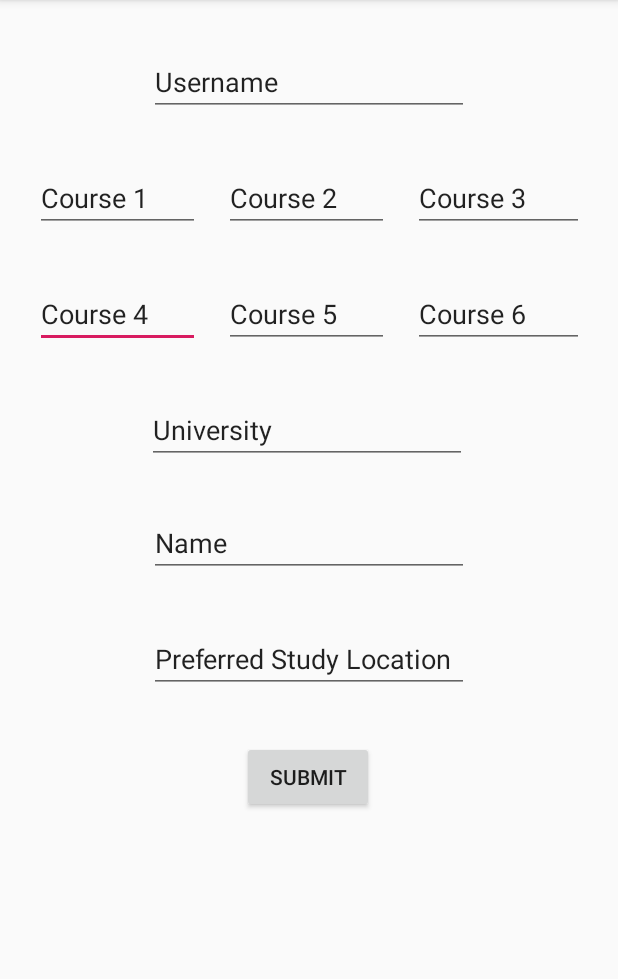
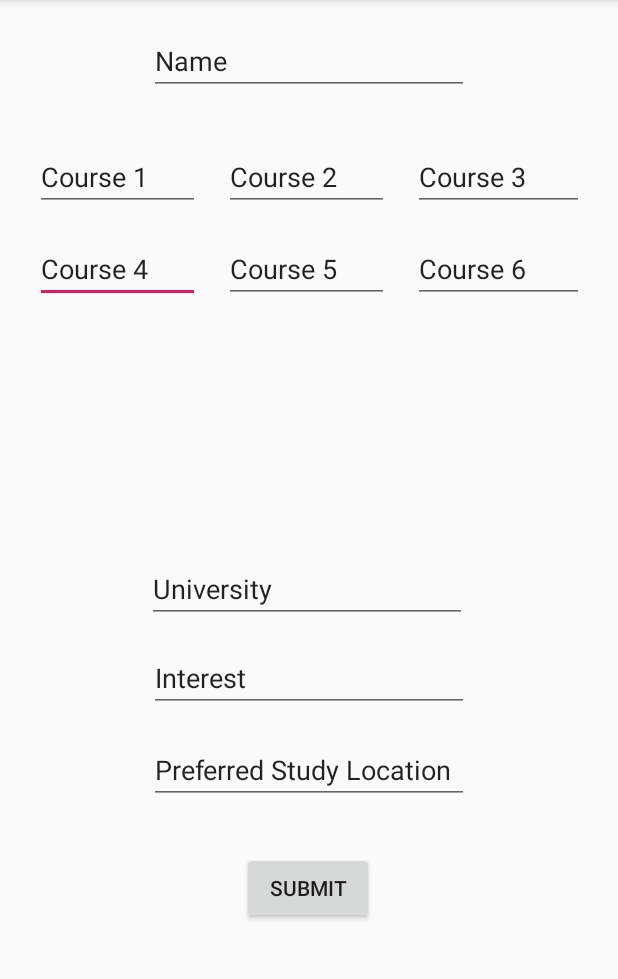
Before and after one commit to Hahlio/Cinder, an Android app: the profileCreation screen opened directly, with no data from a screen before it, on a phone screen of 412 x 824 dp, the part 84-1063 px from its top. Run offline under Robolectric (Android 15) with nearby library versions, the phone set to English and light mode, and no system bars.

Commit message:
ui is done

```diff
--- a/Cinder/app/src/main/AndroidManifest.xml
+++ b/Cinder/app/src/main/AndroidManifest.xml
@@ -16,7 +16,8 @@
                 <category android:name="android.intent.category.LAUNCHER" />
             </intent-filter>
         </activity>
-        <activity android:name=".profileCreation"></activity>
+        <activity android:name=".profileCreation" />
+        <activity android:name=".matchMaking"></activity>
     </application>
 
 </manifest>
--- a/Cinder/app/src/main/res/layout/activity_profile_creation.xml
+++ b/Cinder/app/src/main/res/layout/activity_profile_creation.xml
@@ -9,9 +9,9 @@
     <EditText
         android:id="@+id/courseInput4"
         android:layout_width="110dp"
-        android:layout_height="45dp"
+        android:layout_height="wrap_content"
         android:layout_marginStart="32dp"
-        android:layout_marginTop="32dp"
+        android:layout_marginTop="16dp"
         android:layout_marginEnd="8dp"
         android:ems="10"
         android:inputType="textCapCharacters|textCapWords|textCapSentences"
@@ -23,9 +23,9 @@
     <EditText
         android:id="@+id/courseInput5"
         android:layout_width="110dp"
-        android:layout_height="45dp"
+        android:layout_height="wrap_content"
         android:layout_marginStart="8dp"
-        android:layout_marginTop="32dp"
+        android:layout_marginTop="16dp"
         android:layout_marginEnd="8dp"
         android:ems="10"
         android:inputType="textCapCharacters|textCapWords|textCapSentences"
@@ -37,9 +37,9 @@
     <EditText
         android:id="@+id/courseInput6"
         android:layout_width="114dp"
-        android:layout_height="45dp"
+        android:layout_height="wrap_content"
         android:layout_marginStart="8dp"
-        android:layout_marginTop="32dp"
+        android:layout_marginTop="16dp"
         android:layout_marginEnd="32dp"
         android:ems="10"
         android:inputType="textCapCharacters|textCapWords|textCapSentences"
@@ -51,7 +51,7 @@
     <EditText
         android:id="@+id/courseInput1"
         android:layout_width="110dp"
-        android:layout_height="45dp"
+        android:layout_height="wrap_content"
         android:layout_marginStart="8dp"
         android:layout_marginTop="32dp"
         android:layout_marginEnd="8dp"
@@ -69,11 +69,11 @@
         android:layout_width="wrap_content"
         android:layout_height="wrap_content"
         android:layout_marginStart="8dp"
-        android:layout_marginTop="32dp"
+        android:layout_marginTop="18dp"
         android:layout_marginEnd="8dp"
         android:ems="10"
         android:inputType="textPersonName"
-        android:text="@string/userName"
+        android:text="@string/name"
         app:layout_constraintEnd_toEndOf="parent"
         app:layout_constraintStart_toStartOf="parent"
         app:layout_constraintTop_toTopOf="parent" />
@@ -81,7 +81,7 @@
     <EditText
         android:id="@+id/courseInput0"
         android:layout_width="110dp"
-        android:layout_height="45dp"
+        android:layout_height="wrap_content"
         android:layout_marginStart="32dp"
         android:layout_marginTop="32dp"
         android:layout_marginEnd="8dp"
@@ -97,7 +97,7 @@
     <EditText
         android:id="@+id/courseInput2"
         android:layout_width="114dp"
-        android:layout_height="45dp"
+        android:layout_height="wrap_content"
         android:layout_marginStart="8dp"
         android:layout_marginTop="32dp"
         android:layout_marginEnd="32dp"
@@ -117,26 +117,27 @@
         android:layout_marginStart="32dp"
         android:layout_marginTop="32dp"
         android:layout_marginEnd="35dp"
-        android:layout_marginBottom="16dp"
+        android:layout_marginBottom="8dp"
         android:ems="10"
         android:inputType="text|textPostalAddress"
         android:text="@string/university"
         app:layout_constraintBottom_toTopOf="@+id/editText8"
         app:layout_constraintEnd_toEndOf="parent"
         app:layout_constraintStart_toStartOf="parent"
-        app:layout_constraintTop_toBottomOf="@+id/courseInput5" />
+        app:layout_constraintTop_toBottomOf="@+id/courseInput5"
+        app:layout_constraintVertical_chainStyle="packed" />
 
     <EditText
         android:id="@+id/editText8"
         android:layout_width="wrap_content"
         android:layout_height="43dp"
         android:layout_marginStart="32dp"
-        android:layout_marginTop="16dp"
+        android:layout_marginTop="8dp"
         android:layout_marginEnd="32dp"
-        android:layout_marginBottom="16dp"
+        android:layout_marginBottom="8dp"
         android:ems="10"
         android:inputType="textPersonName"
-        android:text="Name"
+        android:text="@string/interest"
         app:layout_constraintBottom_toTopOf="@+id/studyLocationInput"
         app:layout_constraintEnd_toEndOf="parent"
         app:layout_constraintStart_toStartOf="parent"
@@ -146,8 +147,10 @@
         android:id="@+id/submitButton"
         android:layout_width="wrap_content"
         android:layout_height="wrap_content"
-        android:layout_marginTop="32dp"
+        android:layout_marginTop="16dp"
+        android:layout_marginBottom="16dp"
         android:text="@string/submit"
+        app:layout_constraintBottom_toBottomOf="parent"
         app:layout_constraintEnd_toEndOf="parent"
         app:layout_constraintHorizontal_bias="0.498"
         app:layout_constraintStart_toStartOf="parent"
@@ -157,8 +160,8 @@
         android:id="@+id/studyLocationInput"
         android:layout_width="wrap_content"
         android:layout_height="wrap_content"
-        android:layout_marginTop="16dp"
-        android:layout_marginBottom="32dp"
+        android:layout_marginTop="8dp"
+        android:layout_marginBottom="16dp"
         android:ems="10"
         android:inputType="textPostalAddress"
         android:text="@string/studyLocation"
--- a/Cinder/app/src/main/res/values/strings.xml
+++ b/Cinder/app/src/main/res/values/strings.xml
@@ -12,4 +12,11 @@
     <string name="university">University</string>
     <string name="studyLocation">Preferred Study Location</string>
     <string name="submit">Submit</string>
+    <string name="name">Name</string>
+    <string name="interest">Interest</string>
+    <string name="fullName">First, Last</string>
+    <string name="no">No</string>
+    <string name="yes">Yes</string>
+    <string name="courses">Course1, Course2</string>
+    <string name="location">Location</string>
 </resources>
```
Also changed, not shown: Cinder/app/src/main/java/com/example/cinder/matchMaking.java (added, +13 -0 lines), Cinder/app/src/main/res/layout/activity_match_making.xml (added, +87 -0 lines).
